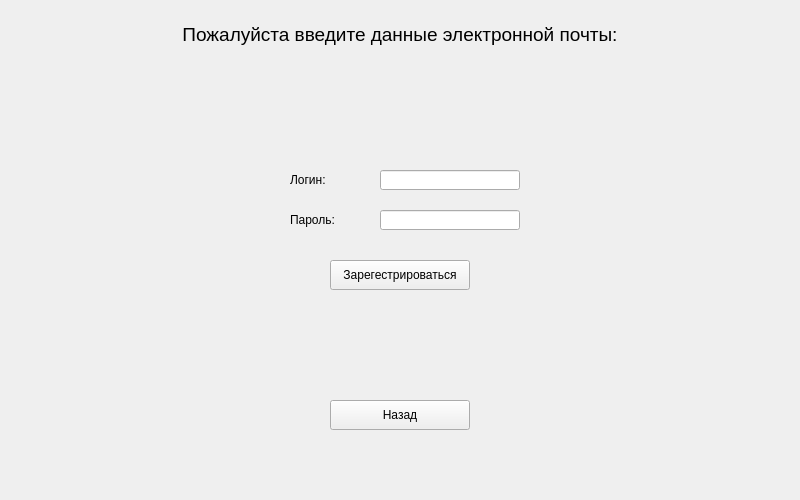
Above: registration.ui from underleak/fetchmail before the change. Below: the same form after it.
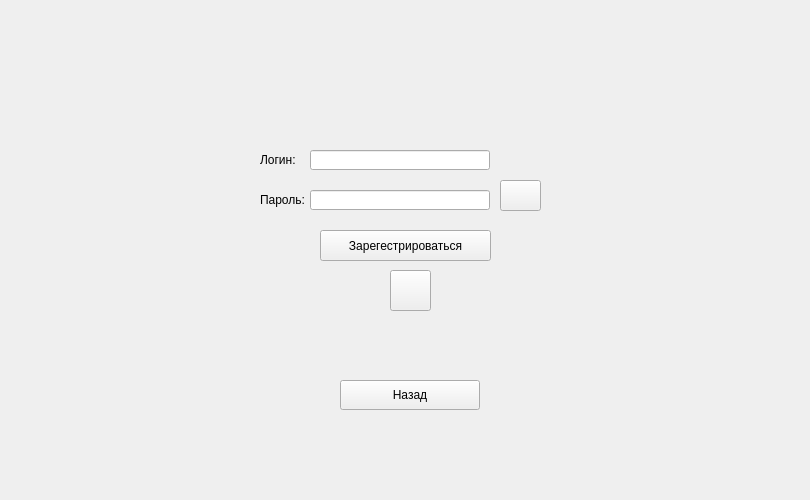
That is the form after the change. Icons and pictures are not drawn.

The edit to the form file:
```diff
--- a/registration.ui
+++ b/registration.ui
@@ -6,34 +6,39 @@
    <rect>
     <x>0</x>
     <y>0</y>
-    <width>800</width>
+    <width>810</width>
     <height>500</height>
    </rect>
   </property>
   <property name="windowTitle">
    <string>Form</string>
   </property>
-  <widget class="QLabel" name="label">
+  <widget class="QPushButton" name="showPassword">
    <property name="geometry">
     <rect>
-     <x>0</x>
-     <y>20</y>
-     <width>800</width>
-     <height>30</height>
+     <x>500</x>
+     <y>180</y>
+     <width>41</width>
+     <height>31</height>
     </rect>
    </property>
    <property name="toolTip">
     <string>&lt;html&gt;&lt;head/&gt;&lt;body&gt;&lt;p align=&quot;center&quot;&gt;&lt;br/&gt;&lt;/p&gt;&lt;/body&gt;&lt;/html&gt;</string>
    </property>
    <property name="text">
-    <string>&lt;html&gt;&lt;head/&gt;&lt;body&gt;&lt;p align=&quot;center&quot;&gt;&lt;span style=&quot; font-size:14pt;&quot;&gt;Пожалуйста введите данные электронной почты:&lt;/span&gt;&lt;/p&gt;&lt;/body&gt;&lt;/html&gt;</string>
+    <string/>
+   </property>
+   <property name="icon">
+    <iconset>
+     <selectedon>:/icon/main/eye.png</selectedon>
+    </iconset>
    </property>
   </widget>
   <widget class="QPushButton" name="pushButton">
    <property name="geometry">
     <rect>
-     <x>330</x>
-     <y>400</y>
+     <x>340</x>
+     <y>380</y>
      <width>140</width>
      <height>30</height>
     </rect>
@@ -45,10 +50,10 @@
   <widget class="QPushButton" name="pushButton_2">
    <property name="geometry">
     <rect>
-     <x>330</x>
-     <y>260</y>
-     <width>140</width>
-     <height>30</height>
+     <x>320</x>
+     <y>230</y>
+     <width>171</width>
+     <height>31</height>
     </rect>
    </property>
    <property name="text">
@@ -58,19 +63,9 @@
   <widget class="QLineEdit" name="lineEdit">
    <property name="geometry">
     <rect>
-     <x>380</x>
-     <y>210</y>
-     <width>140</width>
-     <height>20</height>
-    </rect>
-   </property>
-  </widget>
-  <widget class="QLineEdit" name="lineEdit_2">
-   <property name="geometry">
-    <rect>
-     <x>380</x>
-     <y>170</y>
-     <width>140</width>
+     <x>310</x>
+     <y>150</y>
+     <width>180</width>
      <height>20</height>
     </rect>
    </property>
@@ -78,8 +73,8 @@
   <widget class="QLabel" name="label_2">
    <property name="geometry">
     <rect>
-     <x>290</x>
-     <y>170</y>
+     <x>260</x>
+     <y>150</y>
      <width>47</width>
      <height>20</height>
     </rect>
@@ -91,8 +86,8 @@
   <widget class="QLabel" name="label_3">
    <property name="geometry">
     <rect>
-     <x>290</x>
-     <y>210</y>
+     <x>260</x>
+     <y>190</y>
      <width>47</width>
      <height>20</height>
     </rect>
@@ -101,6 +96,50 @@
     <string>Пароль:</string>
    </property>
   </widget>
+  <widget class="QLineEdit" name="textPassword">
+   <property name="geometry">
+    <rect>
+     <x>310</x>
+     <y>190</y>
+     <width>180</width>
+     <height>20</height>
+    </rect>
+   </property>
+  </widget>
+  <widget class="QPushButton" name="clear">
+   <property name="geometry">
+    <rect>
+     <x>390</x>
+     <y>270</y>
+     <width>41</width>
+     <height>41</height>
+    </rect>
+   </property>
+   <property name="text">
+    <string/>
+   </property>
+   <property name="icon">
+    <iconset>
+     <selectedon>:/icon/main/trash.png</selectedon>
+    </iconset>
+   </property>
+  </widget>
+  <widget class="QLabel" name="label_4">
+   <property name="geometry">
+    <rect>
+     <x>340</x>
+     <y>10</y>
+     <width>131</width>
+     <height>131</height>
+    </rect>
+   </property>
+   <property name="text">
+    <string/>
+   </property>
+   <property name="pixmap">
+    <pixmap resource="icons.qrc">:/icon/main/envelope_icon.png</pixmap>
+   </property>
+  </widget>
  </widget>
  <resources/>
  <connections/>
```
Left out of the diff: 18 changed lines with no effect on the pictures.
